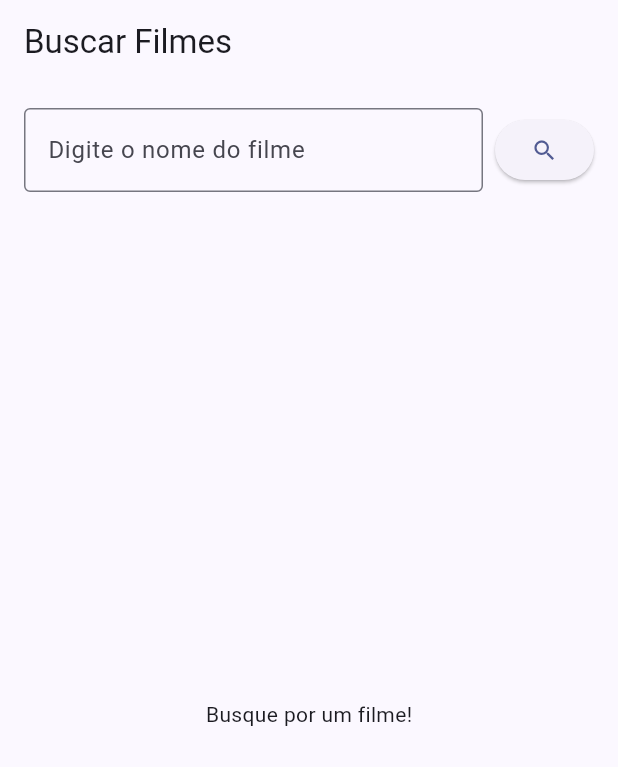
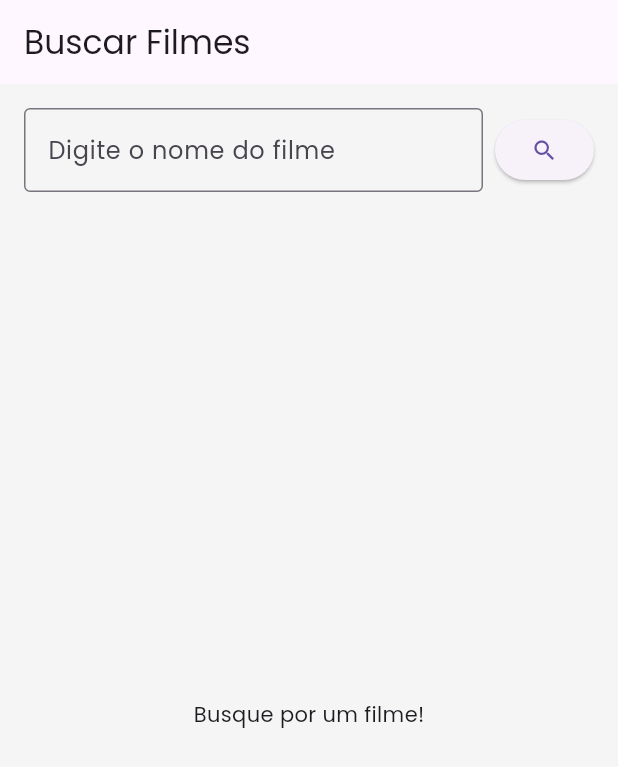
Before and after one commit to Matheuspgonsalves/the_movie_explorer, a Flutter app: the screen it shows after launch, on a phone screen of 412 x 824 dp. Shown: the top 767 px of the screen. Run offline on Flutter 3.47's test engine with Material 3 defaults, Android fonts, the phone set to English and light mode, and no system bars; our stand-ins replace google_fonts.

Commit message:
feat: melhorando o tema do app

```diff
--- a/lib/main.dart
+++ b/lib/main.dart
@@ -1,4 +1,5 @@
 import 'package:flutter/material.dart';
+import 'package:google_fonts/google_fonts.dart';
 import 'package:the_movie_explorer/app/ui/pages/home_page.dart';
 
 void main() {
@@ -14,8 +15,9 @@ class MyApp extends StatelessWidget {
       title: 'Search Movies',
       debugShowCheckedModeBanner: false,
       theme: ThemeData(
-        colorScheme: ColorScheme.fromSeed(seedColor: Colors.indigoAccent),
-        useMaterial3: true,
+        primarySwatch: Colors.indigo,
+        scaffoldBackgroundColor: const Color(0xFFF5F5F5),
+        textTheme: GoogleFonts.poppinsTextTheme(),
       ),
       home: const HomePage(),
     );
--- a/pubspec.yaml
+++ b/pubspec.yaml
@@ -32,6 +32,7 @@ dependencies:
     sdk: flutter
 
   http: any
+  google_fonts: ^6.1.0
 
   # The following adds the Cupertino Icons font to your application.
   # Use with the CupertinoIcons class for iOS style icons.
```
Also changed, not shown: pubspec.lock.
